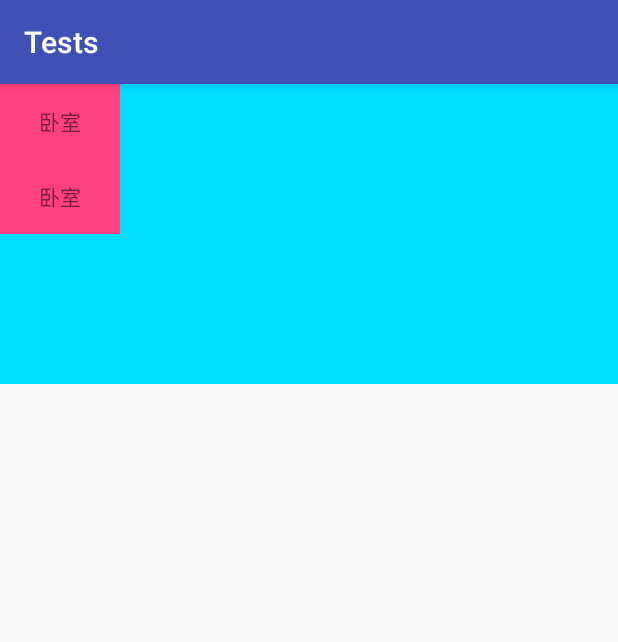
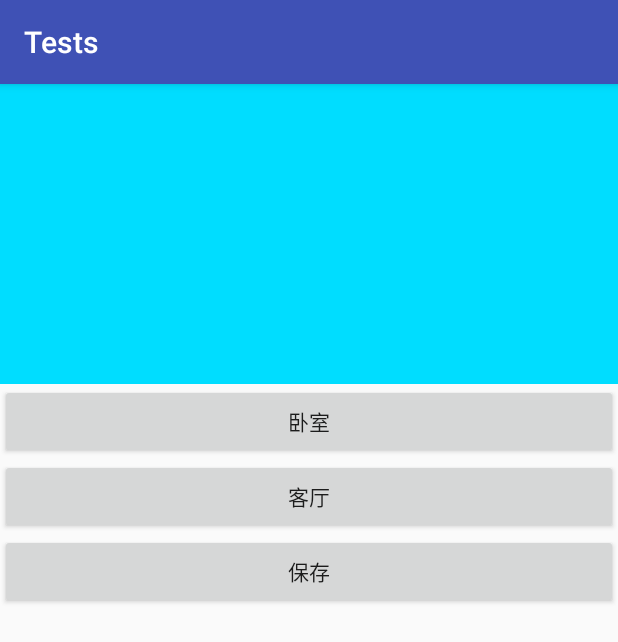
Before and after one commit to Hugh940125/InterestingThings, an Android app: the screen it shows after launch (ScrollActivity), on a phone screen of 412 x 824 dp. Shown: the top 642 px of the screen. Run offline under Robolectric (Android 15) with nearby library versions, the phone set to English and light mode, and no system bars.

```diff
--- a/app/src/main/java/com/example/hugh/tests/activity/ScrollActivity.java
+++ b/app/src/main/java/com/example/hugh/tests/activity/ScrollActivity.java
@@ -2,8 +2,11 @@ package com.example.hugh.tests.activity;
 
 import android.support.v7.app.AppCompatActivity;
 import android.os.Bundle;
+import android.view.View;
+import android.widget.Button;
 
 import com.example.hugh.tests.R;
+import com.example.hugh.tests.Views.HousePlanView;
 
 public class ScrollActivity extends AppCompatActivity {
 
@@ -11,5 +14,37 @@ public class ScrollActivity extends AppCompatActivity {
     protected void onCreate(Bundle savedInstanceState) {
         super.onCreate(savedInstanceState);
         setContentView(R.layout.activity_scroll);
+        final HousePlanView hpv = findViewById(R.id.hpv);
+        Button bedroom = findViewById(R.id.bedroom);
+        Button living_room = findViewById(R.id.living_room);
+        Button save = findViewById(R.id.save);
+        bedroom.setOnClickListener(new View.OnClickListener() {
+            @Override
+            public void onClick(View v) {
+                hpv.addRoom("卧室",0.6287,0.2783);
+            }
+        });
+
+        living_room.setOnClickListener(new View.OnClickListener() {
+            @Override
+            public void onClick(View v) {
+                hpv.addRoom("客厅",0.2361,0.3550);
+                hpv.addRoom("客厅",0.3213,0.6983);
+            }
+        });
+
+        save.setOnClickListener(new View.OnClickListener() {
+            @Override
+            public void onClick(View v) {
+                hpv.saveRoomTags();
+            }
+        });
+
+    }
+
+    @Override
+    protected void onStart() {
+        super.onStart();
+
     }
 }
--- a/app/src/main/res/layout/activity_scroll.xml
+++ b/app/src/main/res/layout/activity_scroll.xml
@@ -1,19 +1,18 @@
 <?xml version="1.0" encoding="utf-8"?>
-<RelativeLayout xmlns:android="http://schemas.android.com/apk/res/android"
+<LinearLayout xmlns:android="http://schemas.android.com/apk/res/android"
     xmlns:tools="http://schemas.android.com/tools"
     android:layout_width="match_parent"
     android:layout_height="match_parent"
+    android:orientation="vertical"
     tools:context="com.example.hugh.tests.activity.ScrollActivity">
 
     <com.example.hugh.tests.Views.HousePlanView
         android:layout_width="match_parent"
         android:background="@android:color/holo_blue_bright"
-        android:gravity="center"
         android:layout_height="200dp"
-        xmlns:android="http://schemas.android.com/apk/res/android"
-        xmlns:tools="http://schemas.android.com/tools">
+        android:id="@+id/hpv">
 
-        <TextView
+        <!--<TextView
             android:layout_width="80dp"
             android:layout_height="50dp"
             android:text="卧室"
@@ -25,8 +24,26 @@
             android:layout_height="50dp"
             android:text="卧室"
             android:gravity="center"
-            android:background="@color/colorAccent"/>
+            android:background="@color/colorAccent"/>-->
 
     </com.example.hugh.tests.Views.HousePlanView>
 
-</RelativeLayout>
+    <Button
+        android:layout_width="match_parent"
+        android:layout_height="50dp"
+        android:text="卧室"
+        android:id="@+id/bedroom"/>
+
+    <Button
+        android:layout_width="match_parent"
+        android:layout_height="50dp"
+        android:text="客厅"
+        android:id="@+id/living_room"/>
+
+    <Button
+        android:layout_width="match_parent"
+        android:layout_height="50dp"
+        android:text="保存"
+        android:id="@+id/save"/>
+
+</LinearLayout>
```
Also changed, not shown: app/src/main/java/com/example/hugh/tests/Views/HousePlanView.java (+69 -14 lines).
